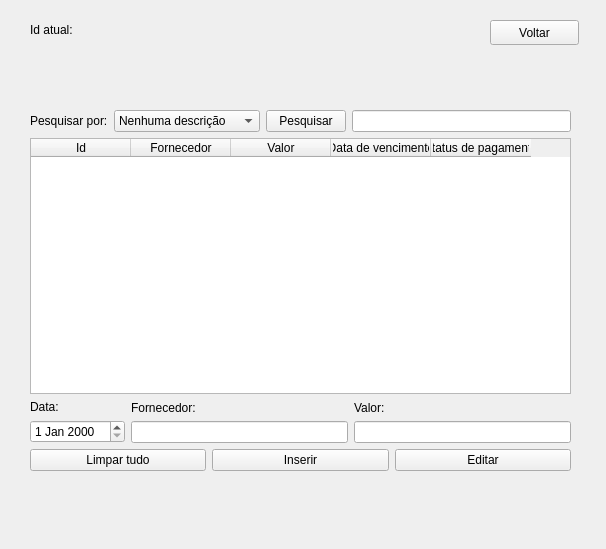
First picture: the form in ERP-Santander/faturas.ui, repository MatheusHrique/ERP-Santander, before the edit.
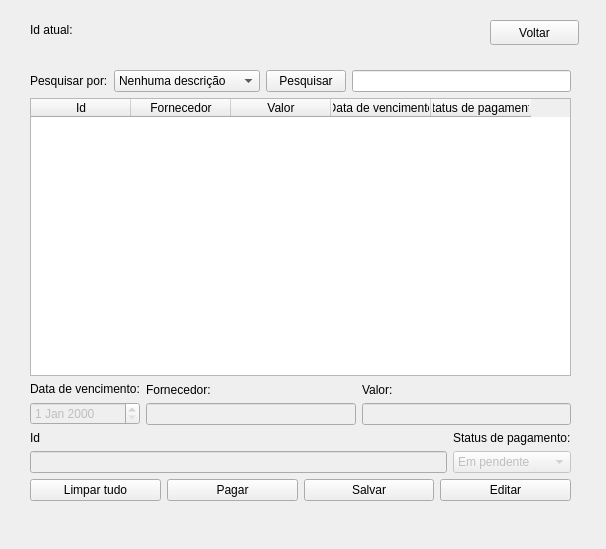
Second picture: the form after the edit.

Commit message: :bug: Fix: Pesquisar & Atualizar faturas

Diff of the .ui file:
```diff
--- a/ERP-Santander/faturas.ui
+++ b/ERP-Santander/faturas.ui
@@ -56,9 +56,9 @@
    <property name="geometry">
     <rect>
      <x>30</x>
-     <y>110</y>
+     <y>70</y>
      <width>541</width>
-     <height>361</height>
+     <height>431</height>
     </rect>
    </property>
    <layout class="QVBoxLayout" name="verticalLayout_5">
@@ -142,20 +142,25 @@
      </widget>
     </item>
     <item>
-     <layout class="QVBoxLayout" name="verticalLayout_4">
-      <item>
        <layout class="QHBoxLayout" name="horizontalLayout_2">
         <item>
          <layout class="QVBoxLayout" name="verticalLayout_3">
           <item>
            <widget class="QLabel" name="label_2">
+          <property name="enabled">
+           <bool>true</bool>
+          </property>
             <property name="text">
-             <string>Data:</string>
+           <string>Data de vencimento:</string>
             </property>
            </widget>
           </item>
           <item>
-           <widget class="QDateEdit" name="dateEdit"/>
+         <widget class="QDateEdit" name="dateEdit">
+          <property name="enabled">
+           <bool>false</bool>
+          </property>
+         </widget>
           </item>
          </layout>
         </item>
@@ -163,13 +168,20 @@
          <layout class="QVBoxLayout" name="verticalLayout_2">
           <item>
            <widget class="QLabel" name="label_3">
+          <property name="enabled">
+           <bool>true</bool>
+          </property>
             <property name="text">
              <string>Fornecedor:</string>
             </property>
            </widget>
           </item>
           <item>
-           <widget class="QLineEdit" name="edtFornecedor"/>
+         <widget class="QLineEdit" name="edtFornecedor">
+          <property name="enabled">
+           <bool>false</bool>
+          </property>
+         </widget>
           </item>
          </layout>
         </item>
@@ -177,18 +189,86 @@
          <layout class="QVBoxLayout" name="verticalLayout">
           <item>
            <widget class="QLabel" name="label_4">
+          <property name="enabled">
+           <bool>true</bool>
+          </property>
             <property name="text">
              <string>Valor:</string>
             </property>
            </widget>
           </item>
           <item>
-           <widget class="QLineEdit" name="edtValor"/>
+         <widget class="QLineEdit" name="edtValor">
+          <property name="enabled">
+           <bool>false</bool>
+          </property>
+         </widget>
           </item>
          </layout>
         </item>
        </layout>
       </item>
+    <item>
+     <layout class="QHBoxLayout" name="horizontalLayout_5">
+      <item>
+       <layout class="QVBoxLayout" name="verticalLayout_7"/>
+      </item>
+      <item>
+       <layout class="QVBoxLayout" name="verticalLayout_8">
+        <item>
+         <widget class="QLabel" name="label_8">
+          <property name="enabled">
+           <bool>true</bool>
+          </property>
+          <property name="text">
+           <string>Id</string>
+          </property>
+         </widget>
+        </item>
+        <item>
+         <widget class="QLineEdit" name="edtId">
+          <property name="enabled">
+           <bool>false</bool>
+          </property>
+         </widget>
+        </item>
+       </layout>
+      </item>
+      <item>
+       <layout class="QVBoxLayout" name="verticalLayout_6">
+        <item>
+         <widget class="QLabel" name="label_7">
+          <property name="enabled">
+           <bool>true</bool>
+          </property>
+          <property name="text">
+           <string>Status de pagamento:</string>
+          </property>
+         </widget>
+        </item>
+        <item>
+         <widget class="QComboBox" name="cbxStatus">
+          <property name="enabled">
+           <bool>false</bool>
+          </property>
+          <item>
+           <property name="text">
+            <string>Em pendente</string>
+           </property>
+          </item>
+          <item>
+           <property name="text">
+            <string>Pagado</string>
+           </property>
+          </item>
+         </widget>
+        </item>
+       </layout>
+      </item>
+     </layout>
+    </item>
+    <item>
+     <layout class="QVBoxLayout" name="verticalLayout_4">
       <item>
        <layout class="QHBoxLayout" name="horizontalLayout_3">
         <item>
@@ -201,7 +281,14 @@
         <item>
          <widget class="QPushButton" name="btnInserir">
           <property name="text">
-           <string>Inserir</string>
+           <string>Pagar</string>
+          </property>
+         </widget>
+        </item>
+        <item>
+         <widget class="QPushButton" name="btnSalvar">
+          <property name="text">
+           <string>Salvar</string>
           </property>
          </widget>
         </item>
```
Left out of the diff: 2 changed lines with no effect on the pictures. Lines whose indentation alone changed are shown as unchanged. The commit also changes 9 other files.
